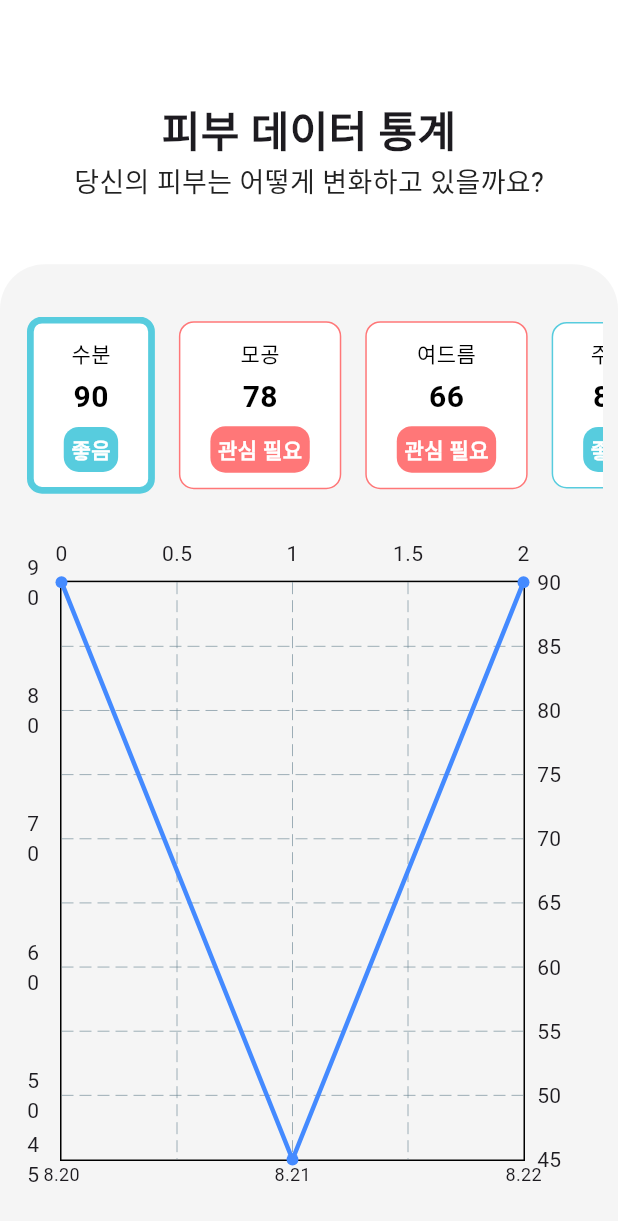
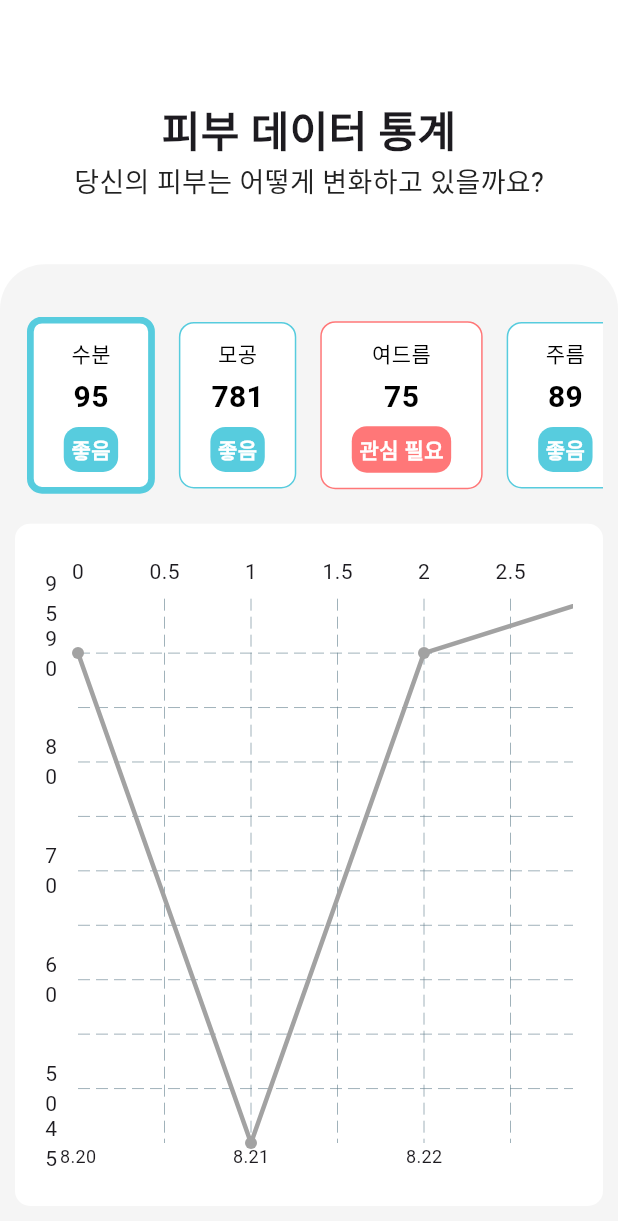
Before and after one commit to SkinCare-Peace/frontend, a Flutter app: the Insight screen opened directly with empty values, on a phone screen of 412 x 824 dp. Shown: the top 1221 px of the screen. Run offline on Flutter 3.47's test engine with Material 3 defaults, Android fonts, the light colour scheme and no system bars; drawn by our look-alikes of fl_chart; our stand-ins replace camera; missing offline and left inert: google_mlkit_face_detection.

Commit message:
feat : 그래프 가로 스크롤 설정 완료.
축 설정 필요.

```diff
--- a/frontend/lib/record/insight.dart
+++ b/frontend/lib/record/insight.dart
@@ -39,7 +39,15 @@ class _InsightState extends State<Insight> {
       "주름": 89,
       "색소침착": 47,
     },
+    DateTime(2024, 8, 25): {
+      "수분": 95,
+      "모공": 781,
+      "여드름": 75,
+      "주름": 89,
+      "색소침착": 43,
+    },
   };
+  final int pivot = 80;
 
   @override
   Widget build(BuildContext context) {
@@ -99,9 +107,13 @@ class _InsightState extends State<Insight> {
                                   decoration: BoxDecoration(
                                     color: Colors.white,
                                     borderRadius: BorderRadius.circular(10),
-                                    border: Border.all(color: recentScore >= 80
-                                              ? AppColors.positiveScore // 80 이상
-                                              : AppColors.negativeScore, width: selectedIndex == index ? 4.5:1),
+                                    border: Border.all(
+                                        color: recentScore >= pivot
+                                            ? AppColors
+                                                .positiveScore // pivot 이상
+                                            : AppColors.negativeScore,
+                                        width:
+                                            selectedIndex == index ? 4.5 : 1),
                                   ),
                                   padding: const EdgeInsets.symmetric(
                                       vertical: 10, horizontal: 20),
@@ -129,14 +141,17 @@ class _InsightState extends State<Insight> {
                                         decoration: BoxDecoration(
                                           borderRadius:
                                               BorderRadius.circular(10),
-                                          color: recentScore >= 80
-                                              ? AppColors.positiveScore // 80 이상
+                                          color: recentScore >= pivot
+                                              ? AppColors
+                                                  .positiveScore // pivot 이상
                                               : AppColors.negativeScore,
-                                        ), // 80 미만
+                                        ), // pivot 미만
                                         child: Padding(
                                           padding: const EdgeInsets.all(5.0),
                                           child: Text(
-                                            recentScore >= 80 ? "좋음" : "관심 필요",
+                                            recentScore >= pivot
+                                                ? "좋음"
+                                                : "관심 필요",
                                             style: const TextStyle(
                                                 color: Colors.white,
                                                 fontWeight: FontWeight.bold),
@@ -154,8 +169,24 @@ class _InsightState extends State<Insight> {
                       const SizedBox(height: 20),
                       // 그래프 영역
                       Expanded(
+                        child: Container(
+                          decoration: BoxDecoration(
+                            color: Colors.white,
+                            borderRadius: BorderRadius.circular(10),
+                          ),
                           child: Padding(
-                          padding: const EdgeInsets.all(8.0),
+                            padding: const EdgeInsets.all(20.0),
+                            child: SingleChildScrollView(
+                              scrollDirection: Axis.horizontal, // 가로 스크롤 활성화
+                              child: SizedBox(
+                                // 그래프 너비 동적 설정
+                                width: dates.length > 6
+                                    ? MediaQuery.of(context).size.width /
+                                        6 *
+                                        dates.length
+                                    : MediaQuery.of(context)
+                                        .size
+                                        .width, // 그래프 너비 동적 설정
                                 child: LineChart(
                                   LineChartData(
                                     gridData: const FlGridData(show: true),
@@ -172,7 +203,8 @@ class _InsightState extends State<Insight> {
                                             // 날짜를 x축에 표시
                                             return Text(
                                               "${dates[index].month}.${dates[index].day}",
-                                        style: const TextStyle(fontSize: 12),
+                                              style:
+                                                  const TextStyle(fontSize: 12),
                                             );
                                           },
                                         ),
@@ -184,7 +216,8 @@ class _InsightState extends State<Insight> {
                                         ),
                                       ),
                                     ),
-                              borderData: FlBorderData(show: true),
+                                    borderData:
+                                        FlBorderData(show: false), // 테두리 제거
                                     lineBarsData: [
                                       LineChartBarData(
                                         spots: List.generate(
@@ -192,18 +225,41 @@ class _InsightState extends State<Insight> {
                                           (index) {
                                             final value = skinData[dates[index]]
                                                     ?[selectedItem] ??
-                                          0; // null일 경우 0으로 대체
-                                      return FlSpot(
-                                          index.toDouble(), value.toDouble());
+                                                0;
+                                            return FlSpot(index.toDouble(),
+                                                value.toDouble());
                                           },
                                         ),
                                         isCurved: false, // 직선 그래프
-                                  dotData: const FlDotData(show: true),
+                                        dotData: const FlDotData(
+                                          show: true,
+                                          // getDotPainter:
+                                          //     (spot, percent, barData, index) {
+                                          //   return FlDotCirclePainter(
+                                          //     radius: 5, // 점 크기 설정
+                                          //     color: recentScore >= pivot
+                                          //         ? AppColors
+                                          //             .positiveScore // pivot 이상
+                                          //         : AppColors
+                                          //             .negativeScore, // 점 색상 설정
+                                          //     strokeWidth: 0, // 점 테두리 두께
+                                          //     strokeColor: Colors
+                                          //         .transparent, // 점 테두리 색상
+                                          //   );
+                                          // },
+                                        ), // 점 색상 설정
                                         belowBarData: BarAreaData(show: false),
-                                  color: Colors.blueAccent, // 그래프 선 색상
+                                        color: const Color.fromARGB(
+                                            255, 162, 162, 162), // 그래프 선 색상
                                         barWidth: 3, // 선 두께
                                       ),
                                     ],
+                                    minX: 0, // x축 최소값
+                                    maxX:
+                                        dates.length - 1.toDouble(), // 최대 6개 표시
+                                  ),
+                                ),
+                              ),
                             ),
                           ),
                         ),
```
Lines whose indentation alone changed are shown as unchanged.
